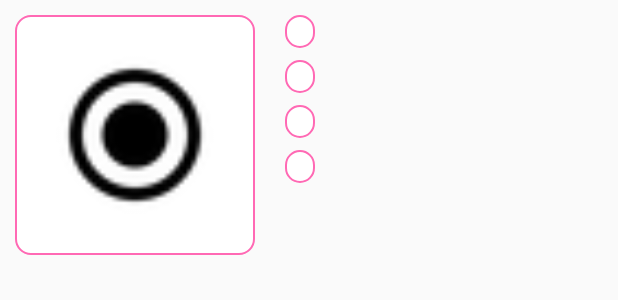
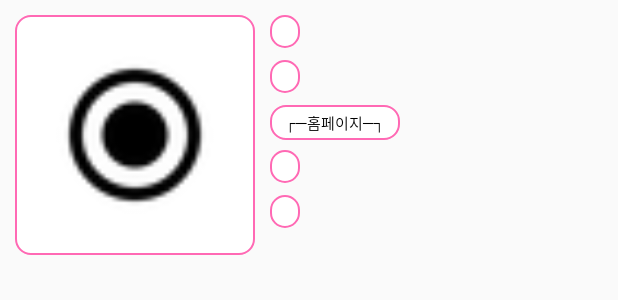
Before and after one commit to GwangHyeong/android_project_eyers2, an Android app: the layout member_list_row.xml on its own in the app's theme, with its tools: preview values and no code run, on a phone screen of 412 x 824 dp. Shown: the top 300 px of the screen. Run offline under Robolectric (Android 15) with nearby library versions, the phone set to English and light mode, and no system bars; network calls fail.

Commit message:
20200514 회원목록작성

```diff
--- a/app/src/main/res/layout/member_list_row.xml
+++ b/app/src/main/res/layout/member_list_row.xml
@@ -14,7 +14,7 @@
         android:id="@+id/tvName"
         android:layout_width="wrap_content"
         android:layout_height="wrap_content"
-        android:layout_marginLeft="20dp"
+        android:layout_marginLeft="10dp"
         android:layout_toEndOf="@+id/imageView1"
         android:layout_toRightOf="@+id/imageView1"
         android:background="@drawable/edittext_serverinput"
@@ -26,7 +26,7 @@
         android:id="@+id/tvSkill"
         android:layout_width="wrap_content"
         android:layout_height="wrap_content"
-        android:layout_marginLeft="20dp"
+        android:layout_marginLeft="10dp"
         android:layout_marginTop="30dp"
         android:layout_toEndOf="@+id/imageView1"
         android:layout_toRightOf="@+id/imageView1"
@@ -34,13 +34,25 @@
         android:textAppearance="?android:attr/textAppearanceLarge"
         android:textColor="#000000"
         android:textSize="10dp" />
-
+    <TextView
+        android:id="@+id/tvHomepage2"
+        android:layout_width="wrap_content"
+        android:layout_height="wrap_content"
+        android:layout_marginLeft="10dp"
+        android:layout_marginTop="60dp"
+        android:layout_toEndOf="@+id/imageView1"
+        android:layout_toRightOf="@+id/imageView1"
+        android:text="┌─홈페이지─┐"
+        android:background="@drawable/edittext_serverinput"
+        android:textAppearance="?android:attr/textAppearanceLarge"
+        android:textColor="#000000"
+        android:textSize="10dp" />
     <TextView
         android:id="@+id/tvHomepage"
         android:layout_width="wrap_content"
         android:layout_height="wrap_content"
-        android:layout_marginLeft="20dp"
-        android:layout_marginTop="60dp"
+        android:layout_marginLeft="10dp"
+        android:layout_marginTop="90dp"
         android:layout_toEndOf="@+id/imageView1"
         android:layout_toRightOf="@+id/imageView1"
         android:background="@drawable/edittext_serverinput"
@@ -52,11 +64,10 @@
         android:id="@+id/tvEmail"
         android:layout_width="wrap_content"
         android:layout_height="wrap_content"
-        android:layout_marginLeft="20dp"
-        android:layout_marginTop="90dp"
+        android:layout_marginLeft="10dp"
+        android:layout_marginTop="120dp"
         android:layout_toEndOf="@+id/imageView1"
         android:layout_toRightOf="@+id/imageView1"
-
         android:background="@drawable/edittext_serverinput"
         android:textAppearance="?android:attr/textAppearanceLarge"
         android:textColor="#000000"
```
Also changed, not shown: app/src/main/java/hyung/gwang/eyers2/view/MemberActivity.java (+7 -4 lines), app/src/main/res/drawable-v24/jej.png (added), app/src/main/res/drawable-v24/kwj.png (added), app/src/main/res/drawable-v24/kwj2.png (added), app/src/main/res/drawable-v24/lgh.png (added), app/src/main/res/drawable-v24/ssh.png (added), 1 other file.
